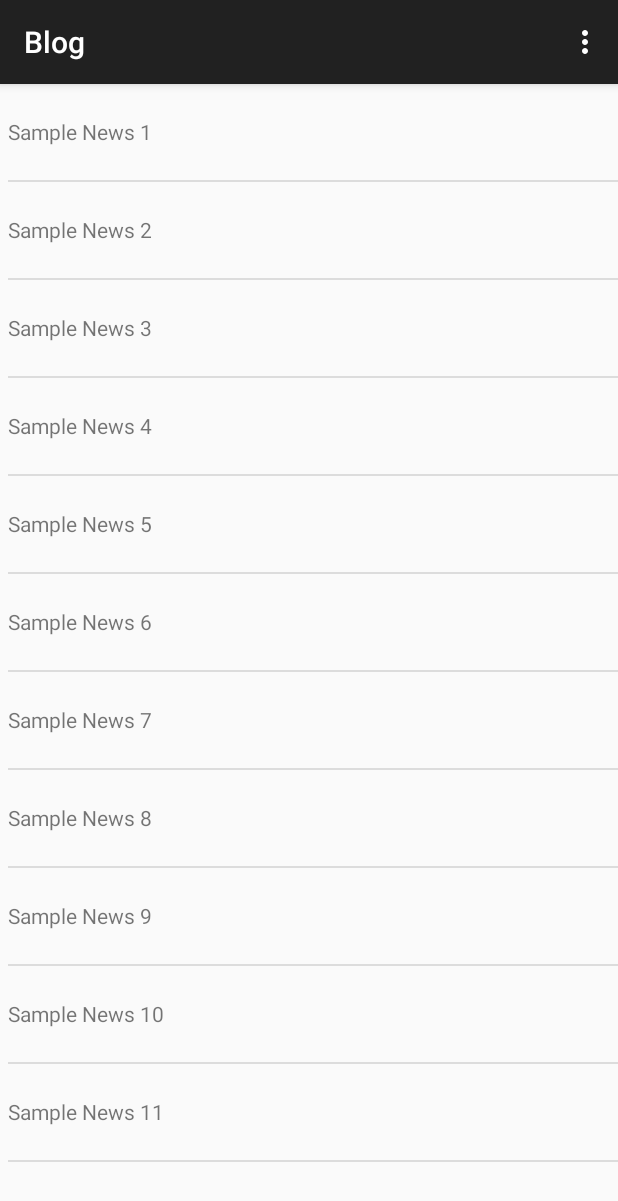
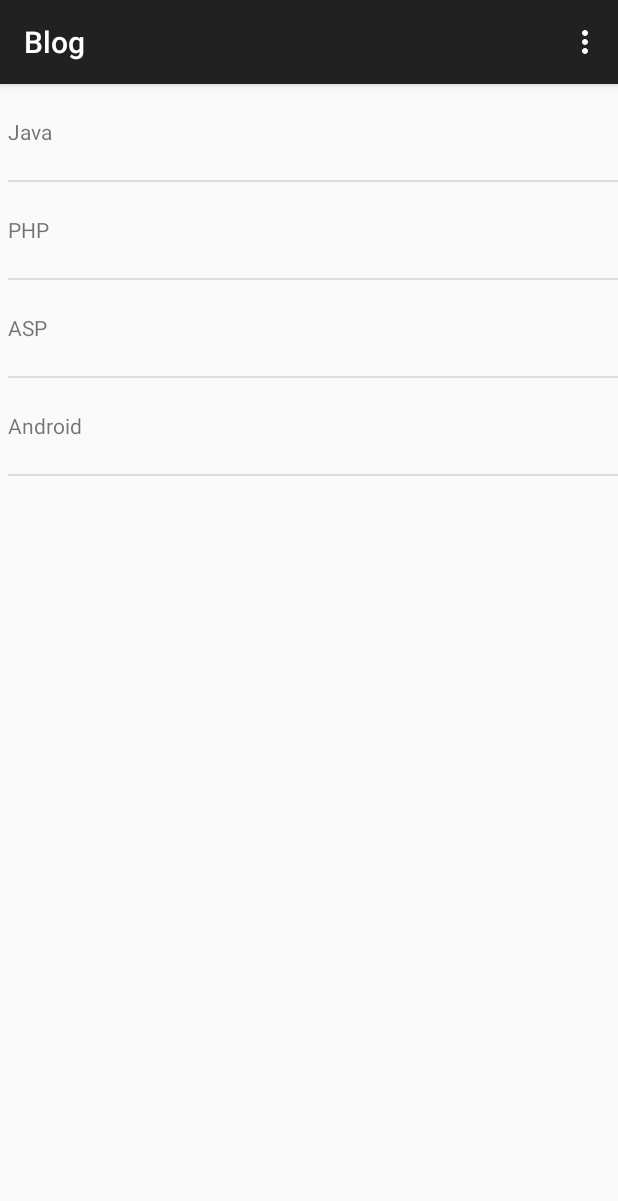
Before and after one commit to abhishek-gupta-nyu/BlackButterfly, an Android app: the screen it shows after launch (MainActivity), on a phone screen of 412 x 824 dp. Shown: the top 1201 px of the screen. Run offline under Robolectric (Android 15) with nearby library versions, the phone set to English and light mode, and no system bars.

Commit message:
Fragments
Updates to both fragments

```diff
--- a/app/src/main/java/blackbutterfly/in/blackbutterfly/BlogFragment.java
+++ b/app/src/main/java/blackbutterfly/in/blackbutterfly/BlogFragment.java
@@ -28,17 +28,10 @@ public class BlogFragment extends Fragment {
                              Bundle savedInstanceState) {
 
         String[] newsArray = {
-                "Sample News 1",
-                "Sample News 2",
-                "Sample News 3",
-                "Sample News 4",
-                "Sample News 5",
-                "Sample News 6",
-                "Sample News 7",
-                "Sample News 8",
-                "Sample News 9",
-                "Sample News 10",
-                "Sample News 11",
+                "Java",
+                "PHP",
+                "ASP",
+                "Android"
         };
 
         List<String> latestnews = new ArrayList<String>(Arrays.asList(newsArray));
--- a/app/src/main/java/blackbutterfly/in/blackbutterfly/MainActivity.java
+++ b/app/src/main/java/blackbutterfly/in/blackbutterfly/MainActivity.java
@@ -60,6 +60,9 @@ public class MainActivity extends ActionBarActivity {
             case 0:
                 fragment = new BlogFragment();
                 break;
+            case 1:
+                fragment = new ServicesFragment();
+                break;
             default:
                 fragment = new BlogFragment();
         }
--- a/app/src/main/res/layout/fragment_services.xml
+++ b/app/src/main/res/layout/fragment_services.xml
@@ -10,7 +10,7 @@
         android:layout_marginLeft="5dp"
         android:gravity="center"
         android:orientation="vertical"
-        android:id="@+id/list_item_news">
+        android:id="@+id/list_item_services">
 
     </ListView>
 
```
Also changed, not shown: app/src/main/java/blackbutterfly/in/blackbutterfly/ServicesFragment.java (+7 -7 lines).
